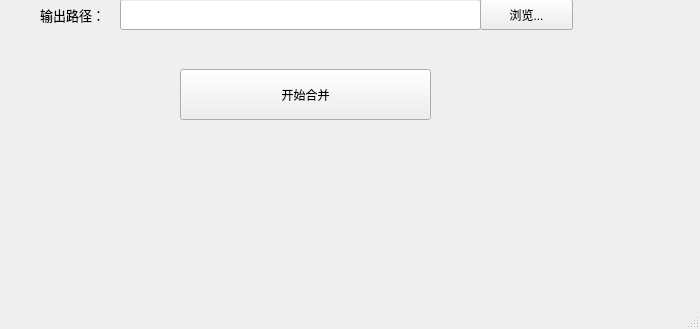
Old version of the form mainwindow.ui in the repository YaoqingAyuan/Memoria; both pictures show x 100 to 800 and y 271 to 600 of the 800 by 600 pixel window.
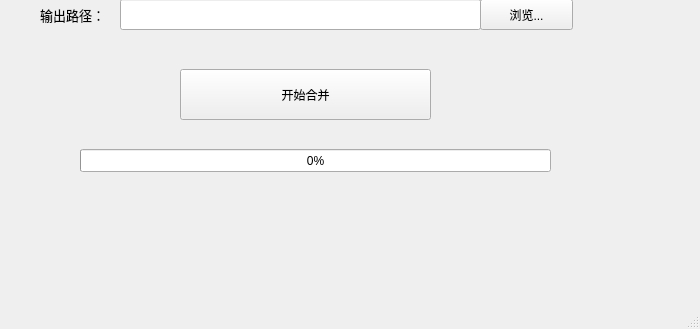
New version of the form.

```diff
--- a/mainwindow.ui
+++ b/mainwindow.ui
@@ -150,6 +150,19 @@
      <string>开始合并</string>
     </property>
    </widget>
+   <widget class="QProgressBar" name="progressBar">
+    <property name="geometry">
+     <rect>
+      <x>180</x>
+      <y>420</y>
+      <width>471</width>
+      <height>23</height>
+     </rect>
+    </property>
+    <property name="value">
+     <number>0</number>
+    </property>
+   </widget>
   </widget>
   <widget class="QMenuBar" name="menubar">
    <property name="geometry">
```
